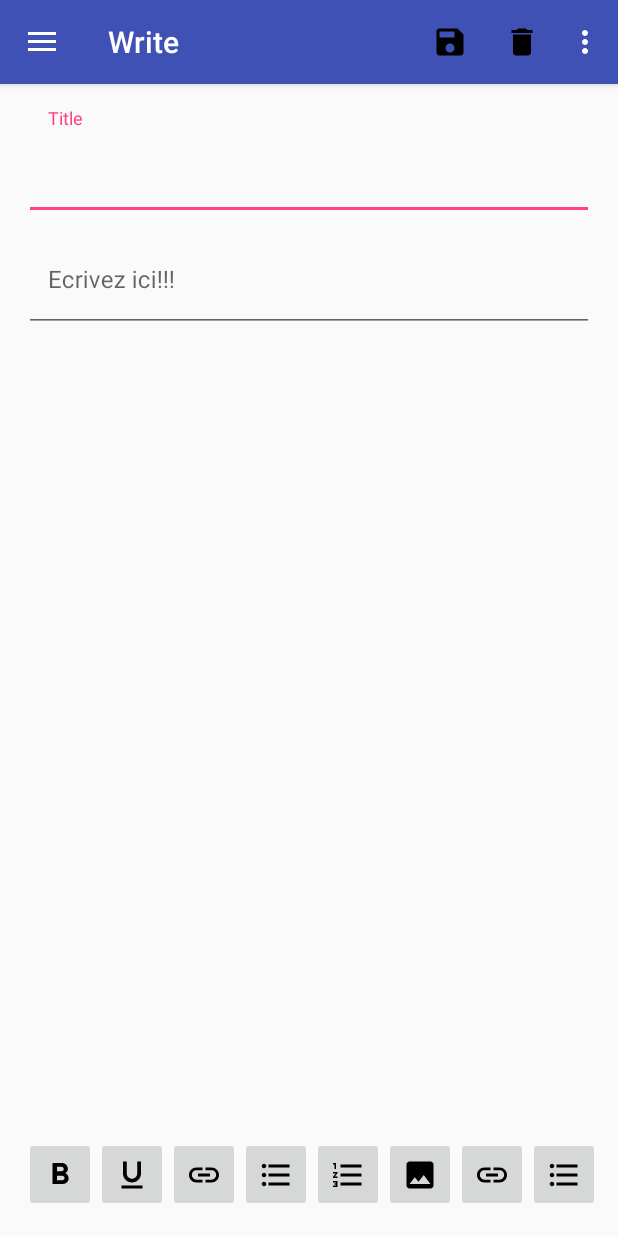
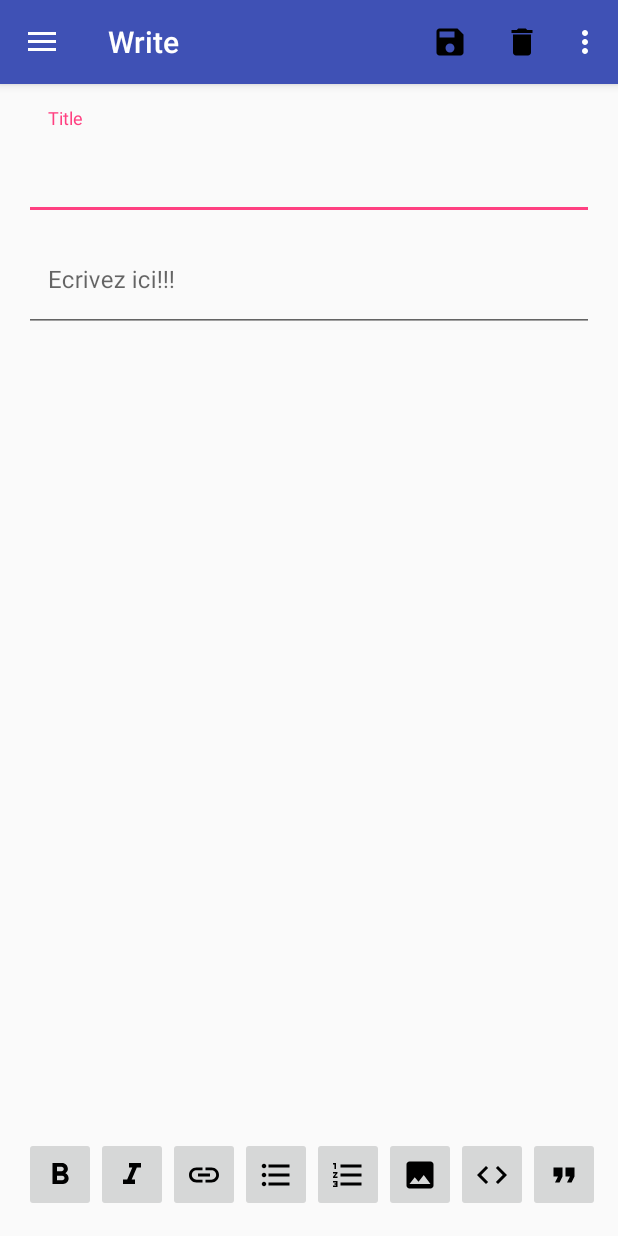
Before and after one commit to monsieurpouet/WriteDown, an Android app: the screen it shows after launch (MainActivity), on a phone screen of 412 x 824 dp. Run offline under Robolectric (Android 15) with nearby library versions, the phone set to English and light mode, and no system bars.

Commit message:
ajout du code markdown pour les boutons d'édition

```diff
--- a/app/src/main/java/com/example/zpfr3739/myapplication/ListActivity.java
+++ b/app/src/main/java/com/example/zpfr3739/myapplication/ListActivity.java
@@ -67,7 +67,7 @@ public class ListActivity extends Fragment{
     public void onViewCreated(View view, @Nullable Bundle savedInstanceState) {
         super.onViewCreated(view, savedInstanceState);
         //you can set the title for your toolbar here for different fragments different titles
-        getActivity().setTitle("Menu List");
+        getActivity().setTitle("List");
 
         mlistView = (ListView) getView().findViewById(R.id.liste_note_view);
         myDbHandler = new DBHandler(getActivity());
--- /dev/null
+++ b/app/src/main/res/drawable/ic_code_black_24dp.xml
@@ -0,0 +1,9 @@
+<vector xmlns:android="http://schemas.android.com/apk/res/android"
+        android:width="24dp"
+        android:height="24dp"
+        android:viewportWidth="24.0"
+        android:viewportHeight="24.0">
+    <path
+        android:fillColor="#FF000000"
+        android:pathData="M9.4,16.6L4.8,12l4.6,-4.6L8,6l-6,6 6,6 1.4,-1.4zM14.6,16.6l4.6,-4.6 -4.6,-4.6L16,6l6,6 -6,6 -1.4,-1.4z"/>
+</vector>
--- /dev/null
+++ b/app/src/main/res/drawable/ic_format_italic_black_24dp.xml
@@ -0,0 +1,9 @@
+<vector xmlns:android="http://schemas.android.com/apk/res/android"
+        android:width="24dp"
+        android:height="24dp"
+        android:viewportWidth="24.0"
+        android:viewportHeight="24.0">
+    <path
+        android:fillColor="#FF000000"
+        android:pathData="M10,4v3h2.21l-3.42,8H6v3h8v-3h-2.21l3.42,-8H18V4z"/>
+</vector>
--- /dev/null
+++ b/app/src/main/res/drawable/ic_format_quote_black_24dp.xml
@@ -0,0 +1,9 @@
+<vector xmlns:android="http://schemas.android.com/apk/res/android"
+        android:width="24dp"
+        android:height="24dp"
+        android:viewportWidth="24.0"
+        android:viewportHeight="24.0">
+    <path
+        android:fillColor="#FF000000"
+        android:pathData="M6,17h3l2,-4L11,7L5,7v6h3zM14,17h3l2,-4L19,7h-6v6h3z"/>
+</vector>
--- /dev/null
+++ b/app/src/main/res/drawable/ic_format_strikethrough_black_24dp.xml
@@ -0,0 +1,9 @@
+<vector xmlns:android="http://schemas.android.com/apk/res/android"
+        android:width="24dp"
+        android:height="24dp"
+        android:viewportWidth="24.0"
+        android:viewportHeight="24.0">
+    <path
+        android:fillColor="#FF000000"
+        android:pathData="M10,19h4v-3h-4v3zM5,4v3h5v3h4V7h5V4H5zM3,14h18v-2H3v2z"/>
+</vector>
--- /dev/null
+++ b/app/src/main/res/drawable/ic_title_black_24dp.xml
@@ -0,0 +1,9 @@
+<vector xmlns:android="http://schemas.android.com/apk/res/android"
+        android:width="24dp"
+        android:height="24dp"
+        android:viewportWidth="24.0"
+        android:viewportHeight="24.0">
+    <path
+        android:fillColor="#FF000000"
+        android:pathData="M5,4v3h5.5v12h3V7H19V4z"/>
+</vector>
--- a/app/src/main/res/layout/fragment_write.xml
+++ b/app/src/main/res/layout/fragment_write.xml
@@ -73,7 +73,7 @@
             android:layout_width="match_parent"
             android:layout_height="match_parent"
             android:layout_weight="1"
-            app:srcCompat="@drawable/ic_format_underlined_black_24dp" />
+            app:srcCompat="@drawable/ic_format_italic_black_24dp" />
 
         <ImageButton
             android:id="@+id/imageButton3"
@@ -108,28 +108,28 @@
             android:layout_width="wrap_content"
             android:layout_height="match_parent"
             android:layout_weight="1"
-            app:srcCompat="@drawable/ic_insert_link_black_24dp" />
+            app:srcCompat="@drawable/ic_code_black_24dp" />
 
         <ImageButton
             android:id="@+id/imageButton8"
             android:layout_width="wrap_content"
             android:layout_height="match_parent"
             android:layout_weight="1"
-            app:srcCompat="@drawable/ic_format_list_bulleted_black_24dp" />
+            app:srcCompat="@drawable/ic_format_quote_black_24dp" />
 
         <ImageButton
             android:id="@+id/imageButton9"
             android:layout_width="wrap_content"
             android:layout_height="match_parent"
             android:layout_weight="1"
-            app:srcCompat="@drawable/ic_format_list_numbered_black_24dp" />
+            app:srcCompat="@drawable/ic_format_strikethrough_black_24dp" />
 
         <ImageButton
             android:id="@+id/imageButton10"
             android:layout_width="wrap_content"
             android:layout_height="match_parent"
             android:layout_weight="1"
-            app:srcCompat="@drawable/ic_insert_photo_black_24dp" />
+            app:srcCompat="@drawable/ic_title_black_24dp" />
 
     </LinearLayout>
 
```
Also changed, not shown: app/src/main/java/com/example/zpfr3739/myapplication/WriteActivity.java (+13 -10 lines).
